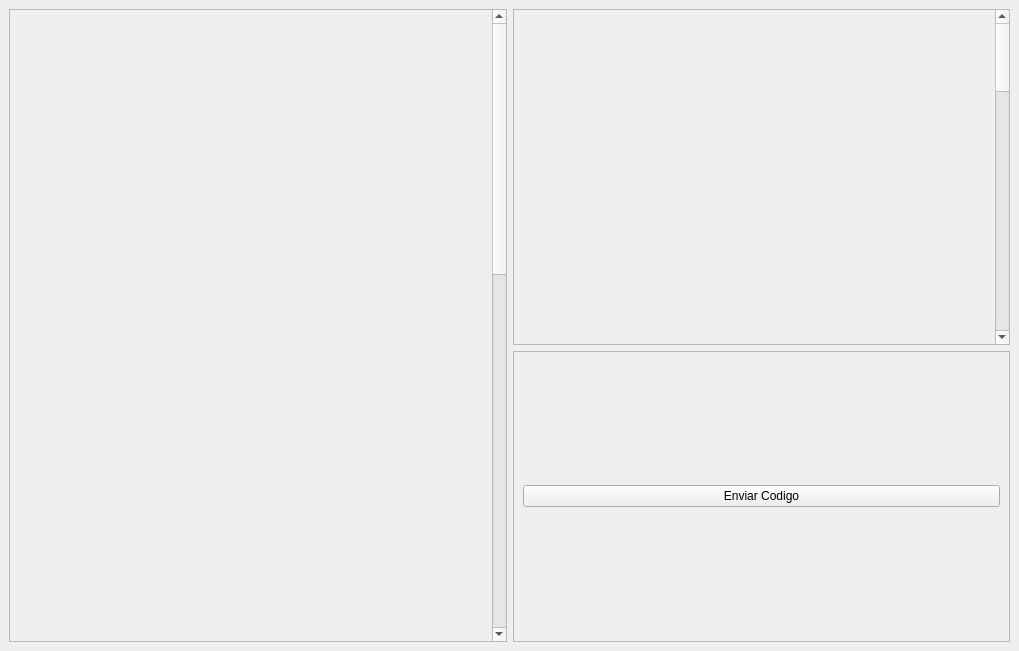
The window that Interfaz/forms/MainWindow.ui (Cotue/CodeCoach) describes before a commit, drawn with Qt 5.
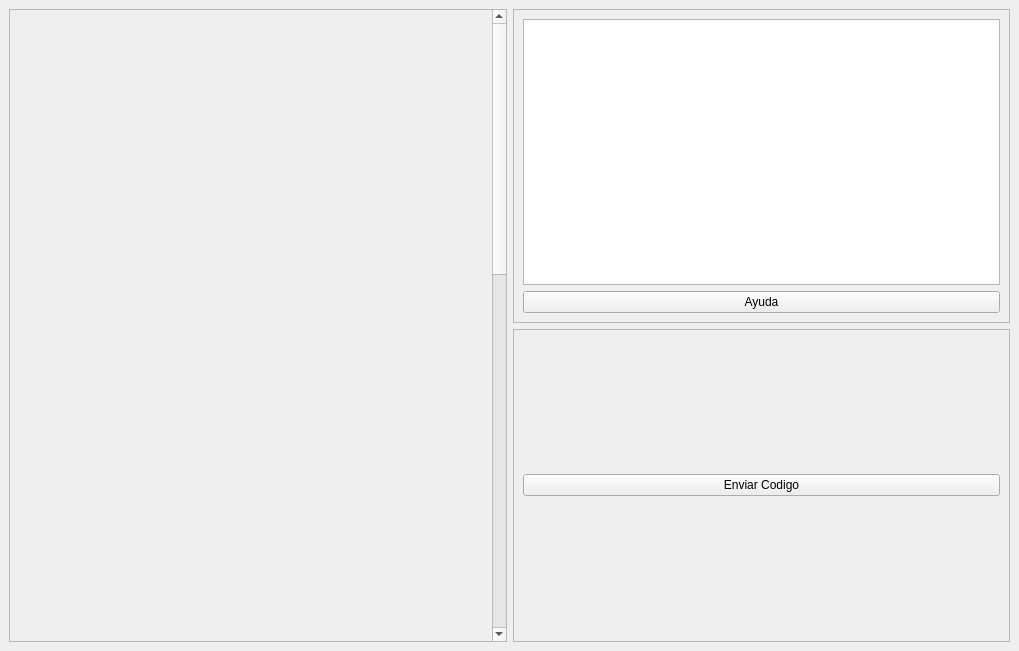
The same window after the commit.

Patch:
```diff
--- a/Interfaz/forms/MainWindow.ui
+++ b/Interfaz/forms/MainWindow.ui
@@ -65,21 +65,25 @@
           <rect>
            <x>0</x>
            <y>0</y>
-           <width>481</width>
-           <height>1518</height>
+           <width>493</width>
+           <height>311</height>
           </rect>
          </property>
          <layout class="QVBoxLayout" name="verticalLayout_3">
           <item>
-           <widget class="QLabel" name="label">
-            <property name="minimumSize">
-             <size>
-              <width>0</width>
-              <height>1500</height>
-             </size>
+           <widget class="QPlainTextEdit" name="TextoSalida">
+            <property name="readOnly">
+             <bool>true</bool>
+            </property>
+           </widget>
+          </item>
+          <item>
+           <widget class="QPushButton" name="btnAyuda">
+            <property name="enabled">
+             <bool>true</bool>
             </property>
             <property name="text">
-             <string>TextLabel</string>
+             <string>Ayuda</string>
             </property>
            </widget>
           </item>
@@ -98,7 +102,7 @@
            <x>0</x>
            <y>0</y>
            <width>493</width>
-           <height>239</height>
+           <height>310</height>
           </rect>
          </property>
          <layout class="QVBoxLayout" name="verticalLayout_4">
```
